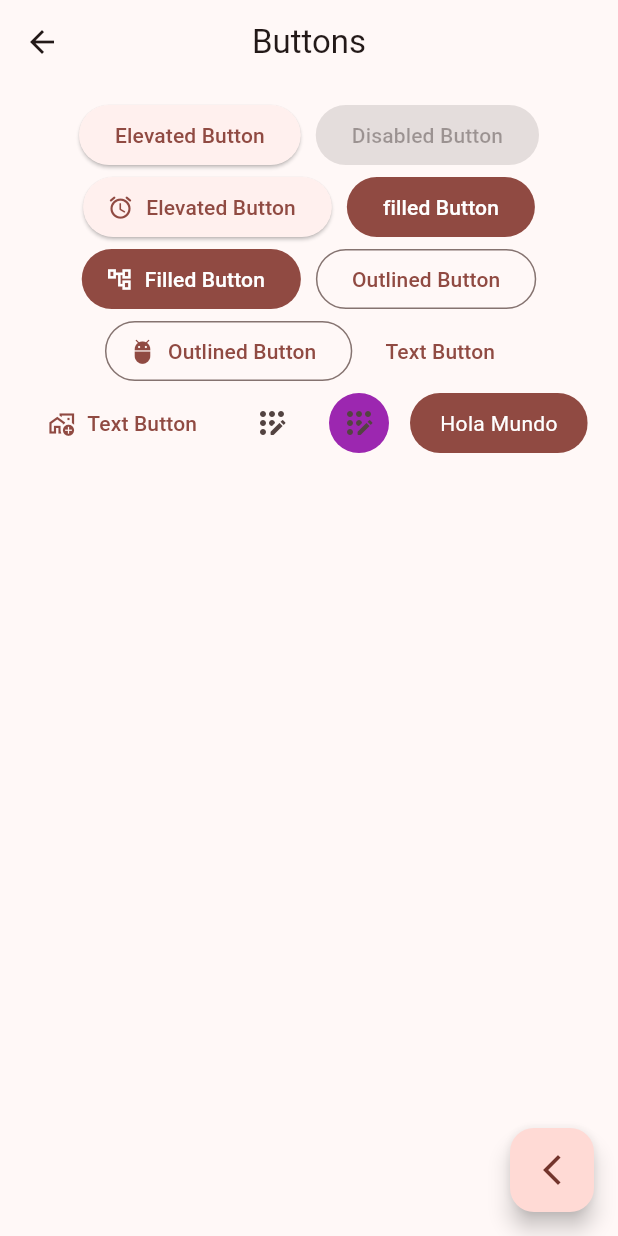
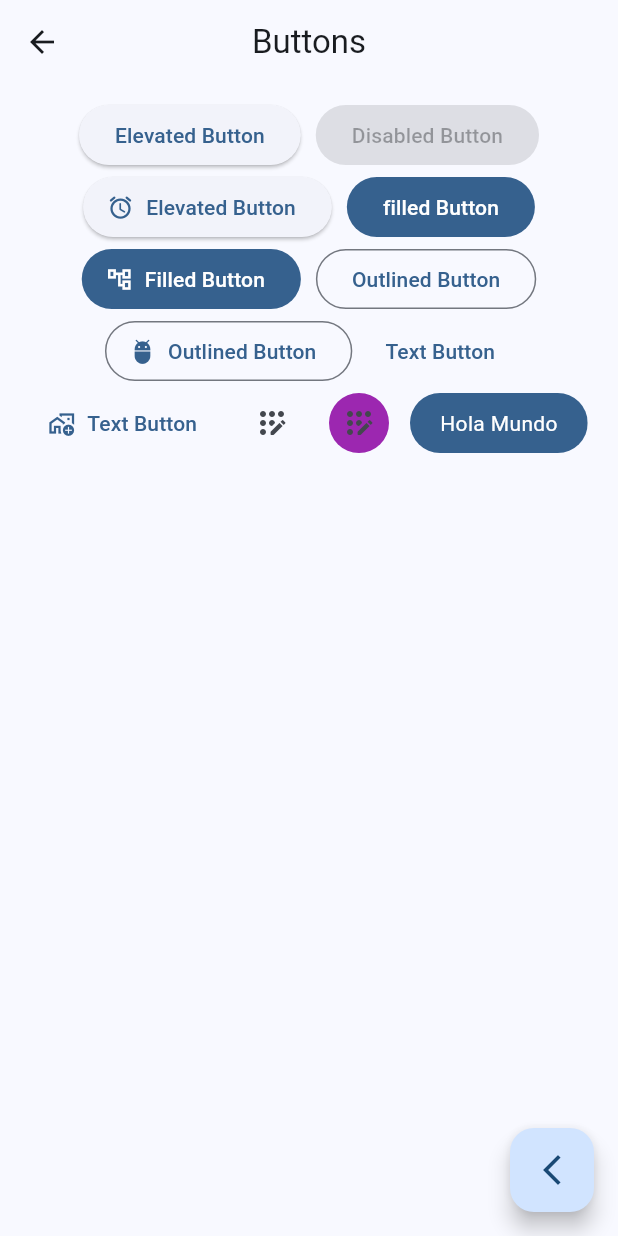
Before and after one commit to Artag-Chris/widgetapp, a Flutter app: the screen it shows after launch, after a tap on "Buttons", on a phone screen of 412 x 824 dp. Run offline on Flutter 3.47's test engine with Material 3 defaults, Android fonts, the phone set to English and light mode, and no system bars; our stand-ins replace animate_do, flutter_riverpod, go_router; network calls fail.

Commit message:
antes  del state notifier

```diff
--- a/lib/config/menu/menu_items.dart
+++ b/lib/config/menu/menu_items.dart
@@ -61,4 +61,9 @@ MenuItem(title: "River Pub Practice" ,
  subtitle: "parte contable" ,
  link: "/counter",
  icon: Icons.countertops_outlined),
+
+ MenuItem(title: "cambiar tema de la aplicacion" ,
+ subtitle: "usando riverpod provider" ,
+ link: "/theme-change",
+ icon: Icons.format_paint_outlined),
 ];
--- a/lib/config/router/app_router.dart
+++ b/lib/config/router/app_router.dart
@@ -66,5 +66,11 @@ final appRouter = GoRouter(
       name: CounterScreen.name,
       builder: (context, state) => const CounterScreen(),
     ),
+
+    GoRoute(
+      path: '/theme-change',
+      name: ThemeChangerScreen.name,
+      builder: (context, state) => const ThemeChangerScreen(),
+    ),
   ],
 );
--- a/lib/config/theme/app_theme.dart
+++ b/lib/config/theme/app_theme.dart
@@ -20,13 +20,15 @@ const colorList= <Color>[
 class AppTheme{
 
 final int selectedColor;
+ bool isDarkMode=false;
 
-  AppTheme({this.selectedColor=0})
+  AppTheme({this.selectedColor=0, this.isDarkMode=false})
   :assert(selectedColor>=0, "Selected Colors must be up to 0"),
   assert(selectedColor<colorList.length, "Selected Color must be less or equal to ${colorList.length-1}");
 
   ThemeData getTheme()=>ThemeData(
     useMaterial3: true,
+    brightness: isDarkMode? Brightness.dark: Brightness.light,
     colorSchemeSeed: colorList[selectedColor],
     appBarTheme: const AppBarTheme(
       centerTitle: true,
--- a/lib/main.dart
+++ b/lib/main.dart
@@ -1,23 +1,27 @@
 import 'package:flutter/material.dart';
+import 'package:flutter_riverpod/flutter_riverpod.dart';
 import 'package:widgetapp/config/theme/app_theme.dart';
+import 'package:widgetapp/presentation/providers/theme_provider.dart';
 import 'config/router/app_router.dart';
 
-
 void main() {
-  runApp(const MainApp());
+  runApp(const ProviderScope(child: MainApp()));
 }
 
-class MainApp extends StatelessWidget {
+class MainApp extends ConsumerWidget {
   const MainApp({super.key});
 
   @override
-  Widget build(BuildContext context) {
+  Widget build(BuildContext context,ref) {
+
+final selectedColor= ref.watch(selectedColorProvider);
+final isDarkMode= ref.watch(themeProvider);
+
     return MaterialApp.router(
       title: "Chris el mejor",
       routerConfig: appRouter,
       debugShowCheckedModeBanner: false,
-      theme: AppTheme(selectedColor: 1).getTheme(),
-
+      theme: AppTheme(selectedColor: selectedColor,isDarkMode: isDarkMode).getTheme(),
     );
   }
 }
--- /dev/null
+++ b/lib/presentation/providers/counter_provider.dart
@@ -0,0 +1,5 @@
+
+import 'package:flutter_riverpod/flutter_riverpod.dart';
+
+
+final counterProvider = StateProvider((ref) => 22);
--- /dev/null
+++ b/lib/presentation/providers/theme_provider.dart
@@ -0,0 +1,13 @@
+
+
+
+import 'package:flutter_riverpod/flutter_riverpod.dart';
+import 'package:widgetapp/config/theme/app_theme.dart';
+
+final themeProvider = StateProvider((ref) => false);
+
+//listdado de colores
+
+final colorListProvider= Provider((ref) => colorList);
+
+final selectedColorProvider = StateProvider((ref) => 0);
--- a/lib/presentation/screens/screens.dart
+++ b/lib/presentation/screens/screens.dart
@@ -1,3 +1,5 @@
+export 'package:widgetapp/presentation/screens/themechanger/theme_changer.dart';
+
 export 'package:widgetapp/presentation/screens/animated/animated_screen.dart';
 export 'package:widgetapp/presentation/screens/app_tutorial/app_tutorial_screen.dart';
 export 'package:widgetapp/presentation/screens/infinite_scroll/infinite_scroll_screen.dart';
--- a/lib/presentation/widgets/side_menu.dart
+++ b/lib/presentation/widgets/side_menu.dart
@@ -16,7 +16,7 @@ class _SideMenuState extends State<SideMenu> {
 
   @override
   Widget build(BuildContext context) {
-    final hasNotch = MediaQuery.of(context).viewPadding.top > 35;
+   // final hasNotch = MediaQuery.of(context).viewPadding.top > 35;
 
     return NavigationDrawer(
         selectedIndex: navDrawerIndex,
--- a/pubspec.yaml
+++ b/pubspec.yaml
@@ -10,6 +10,7 @@ dependencies:
   animate_do: ^3.3.3
   flutter:
     sdk: flutter
+  flutter_riverpod: ^2.4.10
   go_router: ^13.1.0
 
 dev_dependencies:
```
Also changed, not shown: lib/presentation/screens/counter/counter_screen.dart (+29 -11 lines), lib/presentation/screens/themechanger/theme_changer.dart (added, +54 -0 lines), pubspec.lock.
